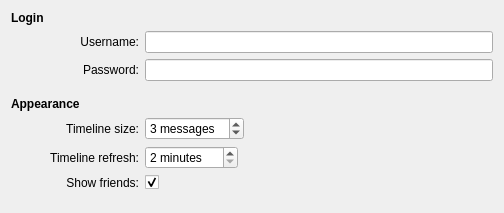
Old version of the form applets/twitter/configuration.ui in the repository KDE/kdeplasma-addons.
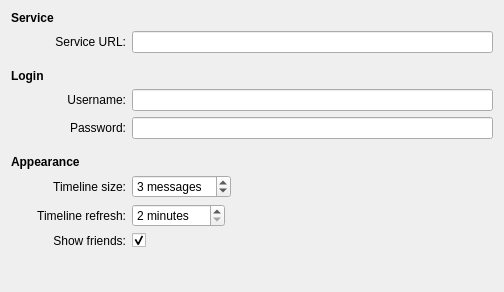
New version of the form.

Commit message: Added support to identi.ca (and other microblogging services based on twitter API). BUG: 173669

What changed in the file:
```diff
--- a/applets/twitter/configuration.ui
+++ b/applets/twitter/configuration.ui
@@ -6,11 +6,11 @@
     <x>0</x>
     <y>0</y>
     <width>504</width>
-    <height>213</height>
+    <height>292</height>
    </rect>
   </property>
   <layout class="QGridLayout" name="gridLayout" >
-   <item row="0" column="0" >
+   <item row="3" column="0" colspan="2" >
     <widget class="QLabel" name="label_6" >
      <property name="font" >
       <font>
@@ -23,23 +23,7 @@
      </property>
     </widget>
    </item>
-   <item row="1" column="1" >
-    <widget class="QLabel" name="label" >
-     <property name="text" >
-      <string>Username:</string>
-     </property>
-     <property name="alignment" >
-      <set>Qt::AlignRight|Qt::AlignTrailing|Qt::AlignVCenter</set>
-     </property>
-     <property name="buddy" >
-      <cstring>usernameEdit</cstring>
-     </property>
-    </widget>
-   </item>
-   <item row="1" column="2" >
-    <widget class="QLineEdit" name="usernameEdit" />
-   </item>
-   <item row="2" column="1" >
+   <item row="5" column="1" >
     <widget class="QLabel" name="label_2" >
      <property name="text" >
       <string>Password:</string>
@@ -52,14 +36,14 @@
      </property>
     </widget>
    </item>
-   <item row="2" column="2" >
+   <item row="5" column="2" >
     <widget class="QLineEdit" name="passwordEdit" >
      <property name="echoMode" >
       <enum>QLineEdit::Password</enum>
      </property>
     </widget>
    </item>
-   <item row="4" column="0" colspan="3" >
+   <item row="7" column="0" colspan="2" >
     <widget class="QLabel" name="label_7" >
      <property name="font" >
       <font>
@@ -72,7 +56,7 @@
      </property>
     </widget>
    </item>
-   <item row="5" column="1" >
+   <item row="8" column="1" >
     <widget class="QLabel" name="label_3" >
      <property name="text" >
       <string>Timeline size:</string>
@@ -85,7 +69,7 @@
      </property>
     </widget>
    </item>
-   <item row="5" column="2" >
+   <item row="8" column="2" >
     <layout class="QHBoxLayout" name="horizontalLayout" >
      <item>
       <widget class="QSpinBox" name="historySizeSpinBox" >
@@ -115,7 +99,7 @@
      </item>
     </layout>
    </item>
-   <item row="6" column="1" >
+   <item row="9" column="1" >
     <widget class="QLabel" name="label_4" >
      <property name="text" >
       <string>Timeline refresh:</string>
@@ -128,7 +112,7 @@
      </property>
     </widget>
    </item>
-   <item row="6" column="2" >
+   <item row="9" column="2" >
     <layout class="QHBoxLayout" name="horizontalLayout_2" >
      <item>
       <widget class="QSpinBox" name="historyRefreshSpinBox" >
@@ -158,7 +142,7 @@
      </item>
     </layout>
    </item>
-   <item row="7" column="1" >
+   <item row="10" column="1" >
     <widget class="QLabel" name="label_5" >
      <property name="text" >
       <string>Show friends:</string>
@@ -171,7 +155,7 @@
      </property>
     </widget>
    </item>
-   <item row="7" column="2" >
+   <item row="10" column="2" >
     <widget class="QCheckBox" name="checkIncludeFriends" >
      <property name="text" >
       <string/>
@@ -181,7 +165,7 @@
      </property>
     </widget>
    </item>
-   <item row="8" column="0" >
+   <item row="11" column="0" >
     <spacer name="verticalSpacer" >
      <property name="orientation" >
       <enum>Qt::Vertical</enum>
@@ -194,7 +178,7 @@
      </property>
     </spacer>
    </item>
-   <item row="3" column="1" >
+   <item row="6" column="1" >
     <spacer name="verticalSpacer_2" >
      <property name="orientation" >
       <enum>Qt::Vertical</enum>
@@ -210,6 +194,67 @@
      </property>
     </spacer>
    </item>
+   <item row="0" column="0" colspan="2" >
+    <widget class="QLabel" name="label_8" >
+     <property name="font" >
+      <font>
+       <weight>75</weight>
+       <bold>true</bold>
+      </font>
+     </property>
+     <property name="text" >
+      <string>Service</string>
+     </property>
+    </widget>
+   </item>
+   <item row="4" column="1" >
+    <widget class="QLabel" name="label" >
+     <property name="text" >
+      <string>Username:</string>
+     </property>
+     <property name="alignment" >
+      <set>Qt::AlignRight|Qt::AlignTrailing|Qt::AlignVCenter</set>
+     </property>
+     <property name="buddy" >
+      <cstring>usernameEdit</cstring>
+     </property>
+    </widget>
+   </item>
+   <item row="4" column="2" >
+    <widget class="QLineEdit" name="usernameEdit" />
+   </item>
+   <item row="1" column="2" >
+    <widget class="QLineEdit" name="serviceUrlEdit" />
+   </item>
+   <item row="1" column="1" >
+    <widget class="QLabel" name="label_9" >
+     <property name="text" >
+      <string>Service URL:</string>
+     </property>
+     <property name="alignment" >
+      <set>Qt::AlignRight|Qt::AlignTrailing|Qt::AlignVCenter</set>
+     </property>
+     <property name="buddy" >
+      <cstring>usernameEdit</cstring>
+     </property>
+    </widget>
+   </item>
+   <item row="2" column="1" >
+    <spacer name="verticalSpacer_3" >
+     <property name="orientation" >
+      <enum>Qt::Vertical</enum>
+     </property>
+     <property name="sizeType" >
+      <enum>QSizePolicy::Fixed</enum>
+     </property>
+     <property name="sizeHint" stdset="0" >
+      <size>
+       <width>20</width>
+       <height>10</height>
+      </size>
+     </property>
+    </spacer>
+   </item>
   </layout>
  </widget>
  <tabstops>
```
The commit also changes 2 other files.
